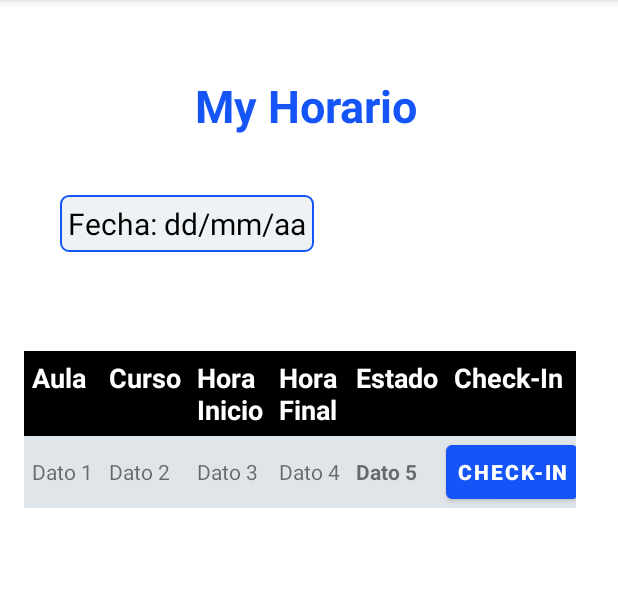
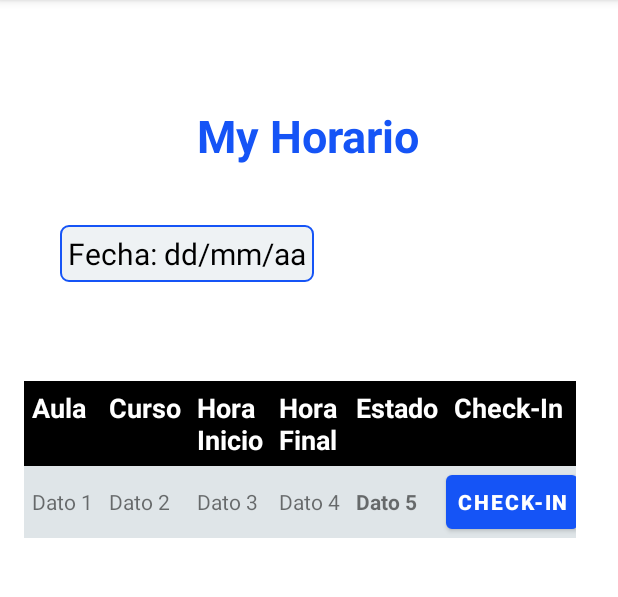
Before and after one commit to Fezk3/frontend-mov-siua-xray, an Android app: the fragment MySchedule shown on its own in the app's theme, on a phone screen of 412 x 824 dp, the part 84-681 px from its top. Run offline under Robolectric (Android 15) with nearby library versions, the phone set to English and light mode, and no system bars.

Commit message:
fixing some details in fragment_my_schedule

```diff
--- a/app/src/main/res/layout/fragment_my_schedule.xml
+++ b/app/src/main/res/layout/fragment_my_schedule.xml
@@ -12,8 +12,8 @@
         android:layout_width="wrap_content"
         android:layout_height="wrap_content"
         android:layout_centerHorizontal="true"
-        android:layout_marginTop="50sp"
-        android:layout_marginLeft="130sp"
+        android:layout_marginTop="70sp"
+        android:layout_gravity="top|center"
         android:text="@string/my_schedule_title"
         android:textColor="@color/blue"
         android:textStyle="bold"
@@ -22,7 +22,7 @@
     <LinearLayout
         android:layout_width="wrap_content"
         android:layout_height="wrap_content"
-        android:layout_marginTop="130sp"
+        android:layout_marginTop="150sp"
         android:orientation="vertical">
 
         <TextView
```
